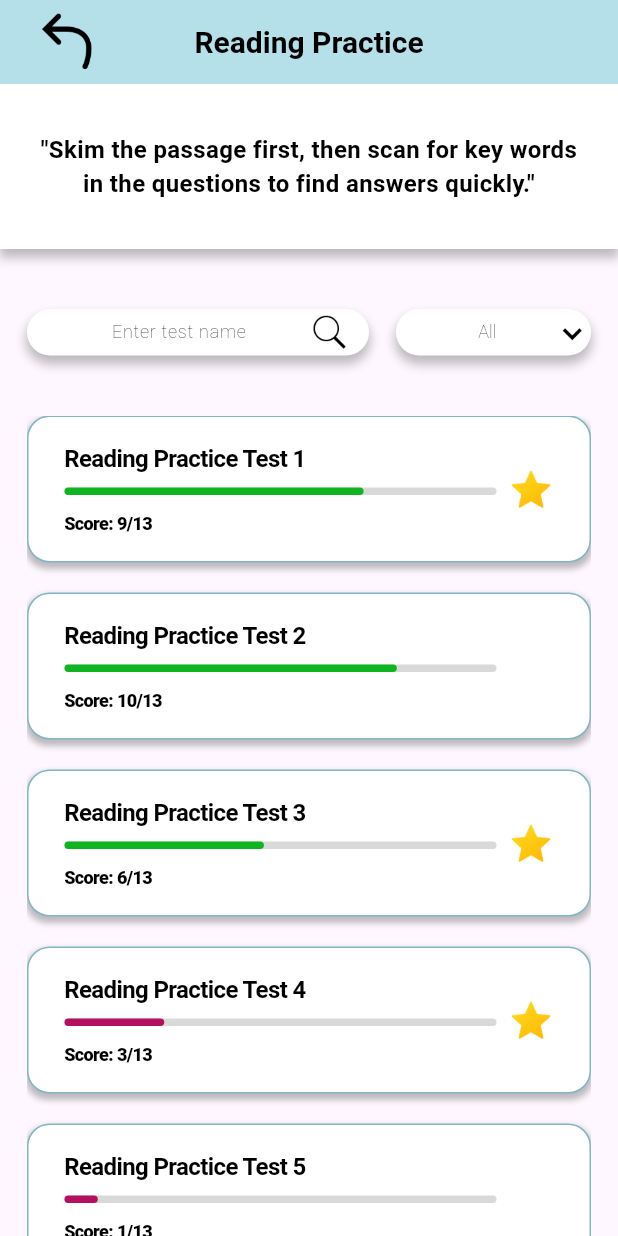
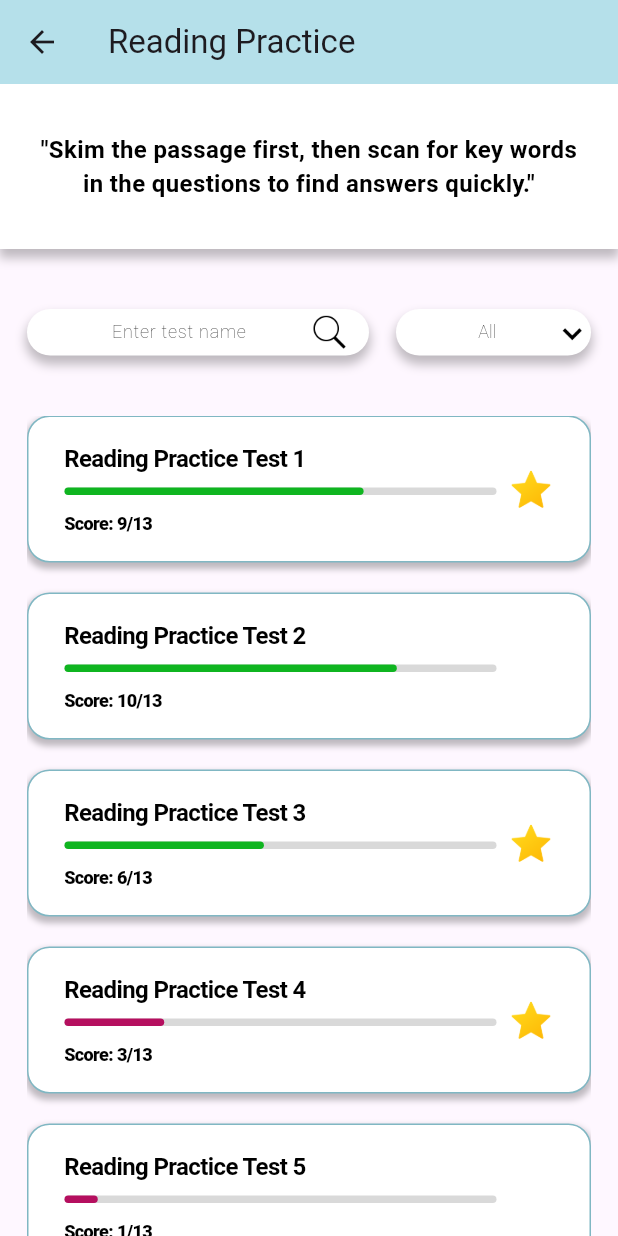
Before and after one commit to huongnguyen213/ielts_practice_flutter_application, a Flutter app: the ReadingPage screen opened directly, on a phone screen of 412 x 824 dp. Run offline on Flutter 3.47's test engine with Material 3 defaults, Android fonts, the phone set to English and light mode, and no system bars; drawn by our look-alikes of flutter_animate; our stand-ins replace audioplayers, bloc, camera, carousel_slider, confetti, equatable and 11 more; missing offline and left inert: flutter_sound; accounts and stored records are empty.

Commit message:
update style reading

```diff
--- a/lib/page/listening/listening_list_test.dart
+++ b/lib/page/listening/listening_list_test.dart
@@ -327,7 +327,7 @@ class _ListeningListTestPageState extends State<ListeningListTestPage> {
                               IconButton(
                                 icon: Icon(
                                   isFavorite ? Icons.star : Icons.star_border,
-                                  color: Colors.yellow,
+                                    color: isFavorite ? Colors.yellow : Colors.grey,
                                 ),
                                 onPressed: () {
                                   _toggleFavorite(testName);
--- a/lib/page/reading/pages/reading_page.dart
+++ b/lib/page/reading/pages/reading_page.dart
@@ -80,43 +80,11 @@ class _ReadingPageState extends State<ReadingPage> {
   Widget build(BuildContext context) {
     context.read<TestCubit>().loadData(); // Tải dữ liệu từ TestCubit
     return Scaffold(
-      appBar: AppBar(
-        titleSpacing: 0,
-        automaticallyImplyLeading: false,
-        systemOverlayStyle: const SystemUiOverlayStyle(
-          statusBarColor: Color(0xffB5E0EA),
+        appBar: AppBar(
+          title: Text('Reading Practice'),
+          elevation: 0,
+          backgroundColor: Color(0xFFB5E0EA),
         ),
-        title: Container(
-          padding: const EdgeInsets.symmetric(vertical: 12, horizontal: 24),
-          color: const Color(0xffB5E0EA),
-          child: Row(
-            mainAxisAlignment: MainAxisAlignment.spaceBetween,
-            children: [
-              CupertinoButton(
-                onPressed: () {
-                  Navigator.of(context).pop(); // Quay lại trang trước đó
-                },
-                padding: EdgeInsets.zero,
-                minSize: 0,
-                child: Image.asset(
-                  "assets/images/img_back.png",
-                  width: 43,
-                  height: 50,
-                ),
-              ),
-              const Text(
-                "Reading Practice",
-                style: TextStyle(
-                  fontSize: 20,
-                  fontWeight: FontWeight.w600,
-                  color: Colors.black,
-                ),
-              ),
-              const Gap(43),
-            ],
-          ),
-        ),
-      ),
       body: SafeArea(
         child: Column(
           children: [
```
Also changed, not shown: lib/page/reading/pages/reading_choose_condition_page.dart (+3 -35 lines), lib/page/reading/pages/test_page.dart (+1 -13 lines).
